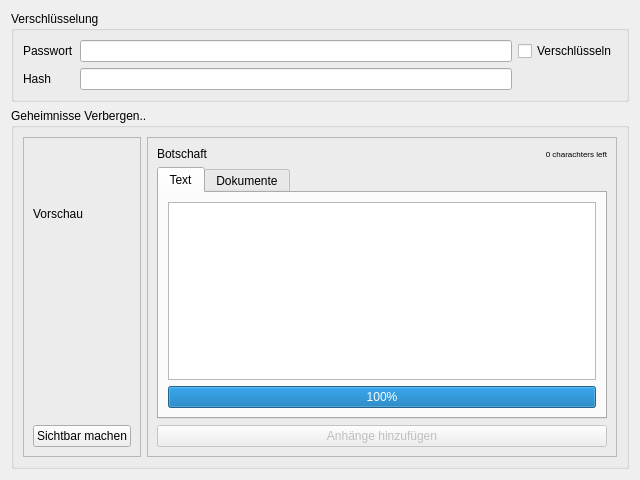
The window that app/ui/stegano.ui (sassman/stegano.kde4) describes before a commit, drawn with Qt 5.
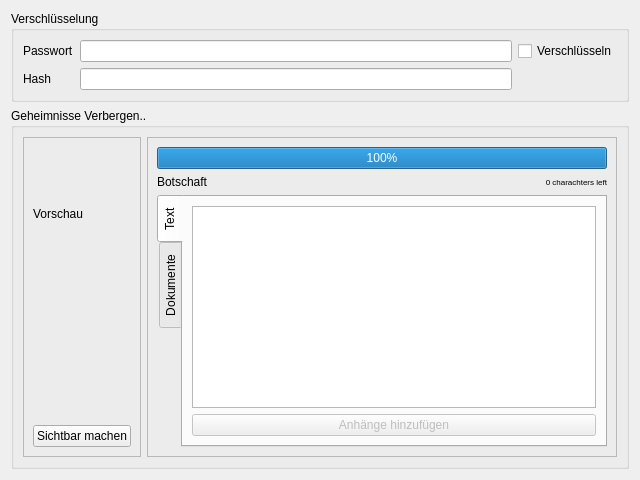
The same window after the commit. Icons and pictures are not drawn. Custom widgets are drawn as their Qt base class.

Commit message: refactor small pieces of frontend, now it's bit cleaner

The edit to the form file:
```diff
--- a/app/ui/stegano.ui
+++ b/app/ui/stegano.ui
@@ -137,6 +137,13 @@
              <enum>QFrame::Raised</enum>
             </property>
             <layout class="QVBoxLayout" name="verticalLayout_8">
+             <item>
+              <widget class="QProgressBar" name="kcapacitybar">
+               <property name="value">
+                <number>100</number>
+               </property>
+              </widget>
+             </item>
              <item>
               <layout class="QVBoxLayout" name="verticalLayout_4">
                <item>
@@ -170,6 +177,9 @@
                  <property name="enabled">
                   <bool>true</bool>
                  </property>
+                 <property name="tabPosition">
+                  <enum>QTabWidget::West</enum>
+                 </property>
                  <property name="currentIndex">
                   <number>0</number>
                  </property>
@@ -182,9 +192,12 @@
                     <widget class="KTextEdit" name="tMessageText"/>
                    </item>
                    <item>
-                    <widget class="QProgressBar" name="kcapacitybar">
-                     <property name="value">
-                      <number>100</number>
+                    <widget class="KPushButton" name="buttonAttach">
+                     <property name="enabled">
+                      <bool>false</bool>
+                     </property>
+                     <property name="text">
+                      <string>Anhänge hinzufügen</string>
                      </property>
                     </widget>
                    </item>
@@ -207,20 +220,6 @@
                </item>
               </layout>
              </item>
-             <item>
-              <layout class="QHBoxLayout" name="horizontalLayout_3">
-               <item>
-                <widget class="KPushButton" name="buttonAttach">
-                 <property name="enabled">
-                  <bool>false</bool>
-                 </property>
-                 <property name="text">
-                  <string>Anhänge hinzufügen</string>
-                 </property>
-                </widget>
-               </item>
-              </layout>
-             </item>
             </layout>
            </widget>
           </item>
```
Left out of the diff: 3 changed lines with no effect on the pictures.
